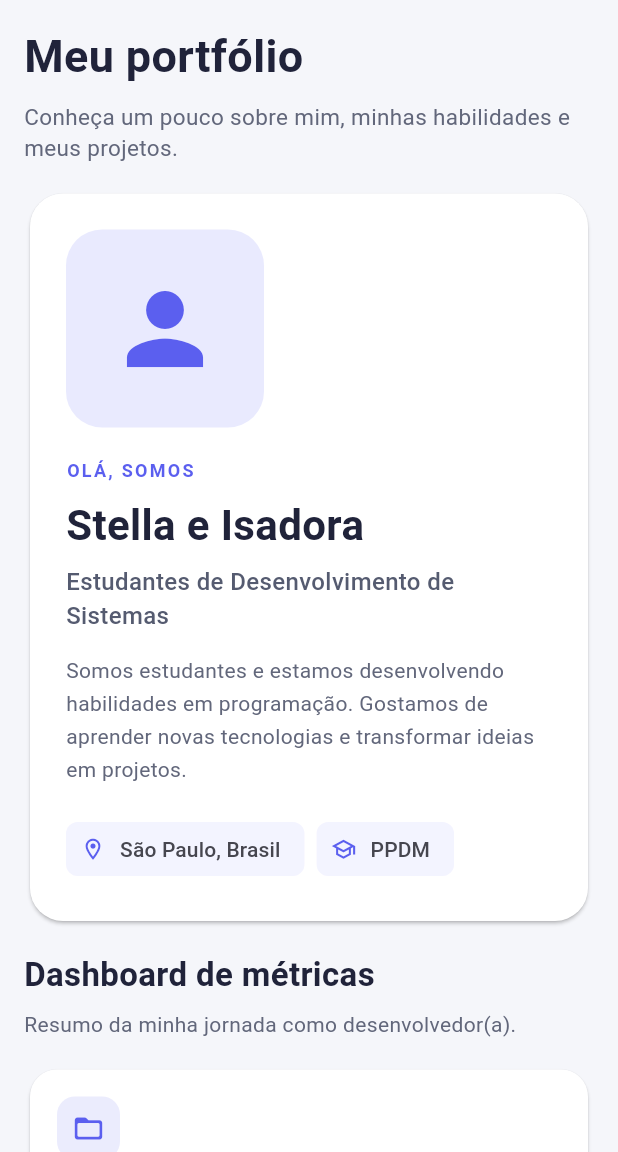
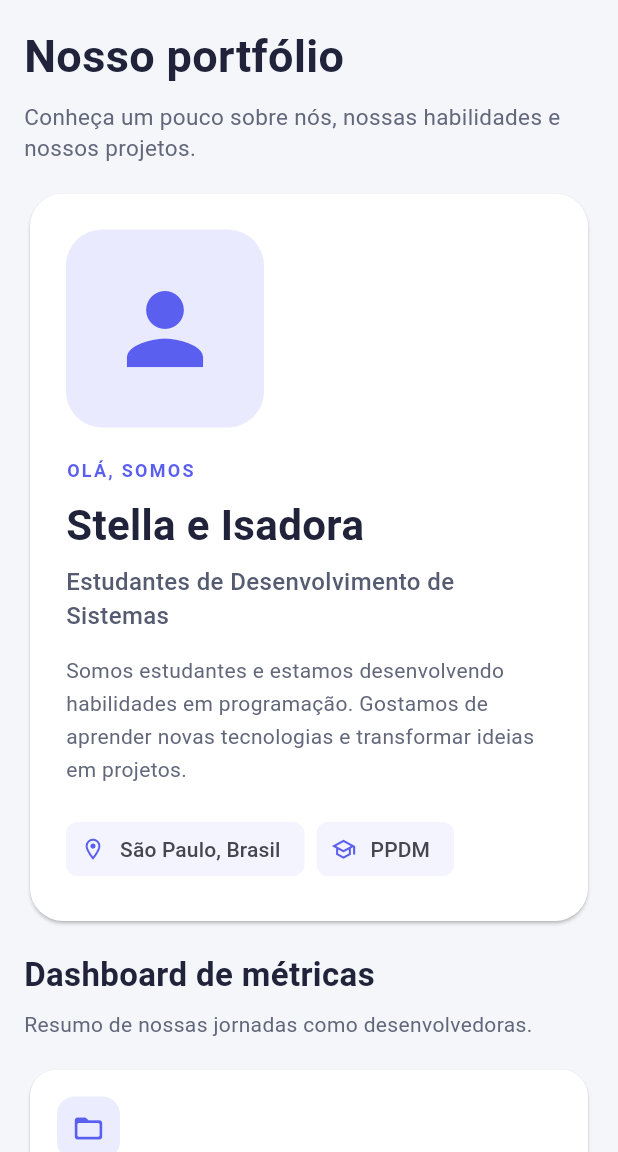
Before and after one commit to isadorasvas/devfolio_app, a Flutter app: the screen it shows after launch, on a phone screen of 412 x 824 dp, the part 84-1236 px from its top. Run offline on Flutter 3.47's test engine with Material 3 defaults, Android fonts, the phone set to English and light mode, and no system bars.

Commit message:
Update main.dart

```diff
--- a/lib/main.dart
+++ b/lib/main.dart
@@ -84,7 +84,7 @@ class TelaInicial extends StatelessWidget {
                     crossAxisAlignment: CrossAxisAlignment.start,
                     children: [
                       const Text(
-                        'Meu portfólio',
+                        'Nosso portfólio',
                         style: TextStyle(
                           fontSize: 30,
                           fontWeight: FontWeight.bold,
@@ -95,7 +95,7 @@ class TelaInicial extends StatelessWidget {
                       const SizedBox(height: 8),
 
                       const Text(
-                        'Conheça um pouco sobre mim, minhas habilidades e meus projetos.',
+                        'Conheça um pouco sobre nós, nossas habilidades e nossos projetos.',
                         style: TextStyle(
                           fontSize: 15,
                           color: Color(0xFF62677B),
@@ -120,7 +120,7 @@ class TelaInicial extends StatelessWidget {
                       const SizedBox(height: 8),
 
                       const Text(
-                        'Resumo da minha jornada como desenvolvedor(a).',
+                        'Resumo de nossas jornadas como desenvolvedoras.',
                         style: TextStyle(
                           color: Color(0xFF62677B),
                         ),
@@ -182,7 +182,7 @@ class SecaoHabilidades extends StatelessWidget {
       crossAxisAlignment: CrossAxisAlignment.start,
       children: [
         const Text(
-          'Minhas habilidades',
+          'Nossas habilidades',
           style: TextStyle(
             fontSize: 22,
             fontWeight: FontWeight.bold,
@@ -219,7 +219,7 @@ class SecaoProjetos extends StatelessWidget {
       crossAxisAlignment: CrossAxisAlignment.start,
       children: [
         const Text(
-          'Meus projetos',
+          'Nossos projetos',
           style: TextStyle(
             fontSize: 22,
             fontWeight: FontWeight.bold,
```
